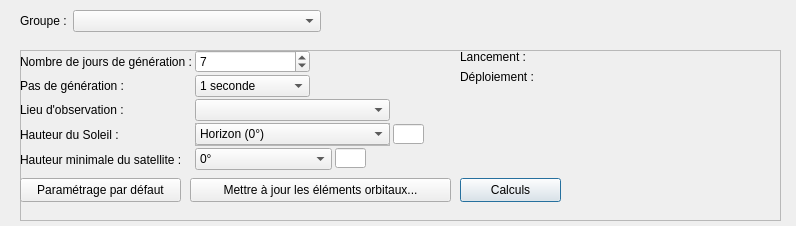
Old version of the form src/interface/onglets/previsions/calculsstarlink.ui in the repository mconsidine/previsat_archive.
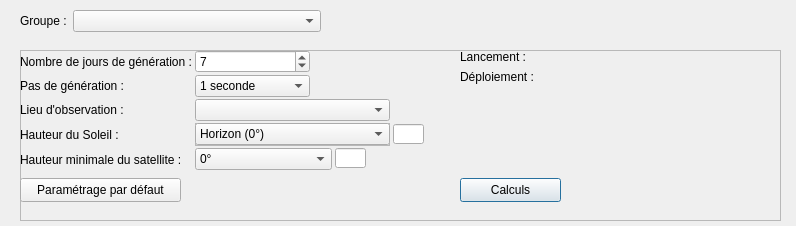
New version of the form.

What changed in the file:
```diff
--- a/src/interface/onglets/previsions/calculsstarlink.ui
+++ b/src/interface/onglets/previsions/calculsstarlink.ui
@@ -559,19 +559,6 @@
      </item>
     </layout>
    </widget>
-   <widget class="QPushButton" name="majElementsOrbitaux">
-    <property name="geometry">
-     <rect>
-      <x>170</x>
-      <y>128</y>
-      <width>261</width>
-      <height>24</height>
-     </rect>
-    </property>
-    <property name="text">
-     <string>Mettre à jour les éléments orbitaux...</string>
-    </property>
-   </widget>
   </widget>
  </widget>
  <resources/>
```
